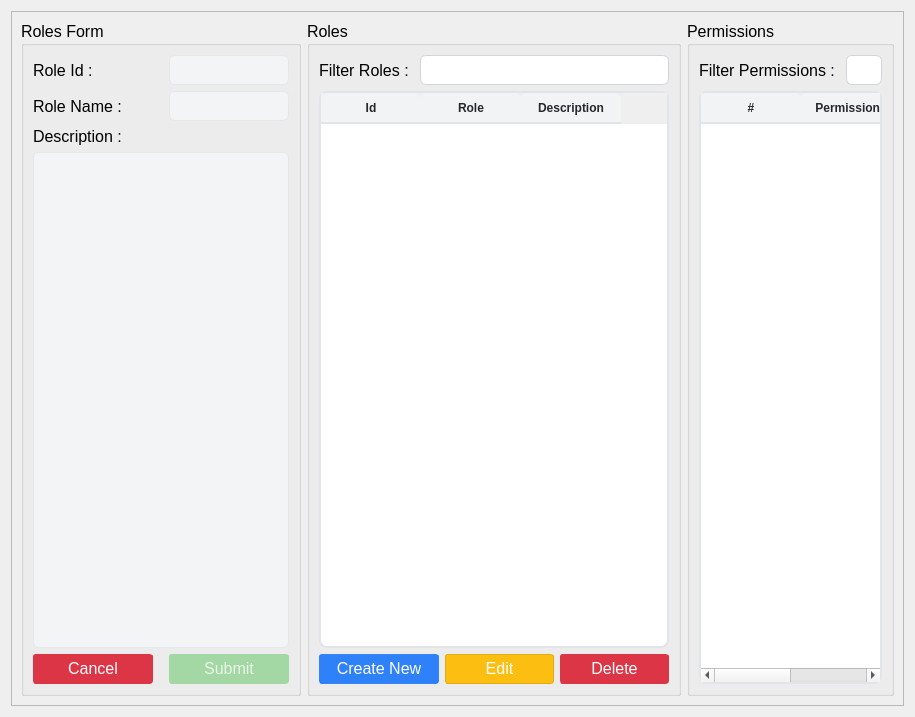
michael-halim/pos, file ui/role_permissions.ui: the form before one commit.
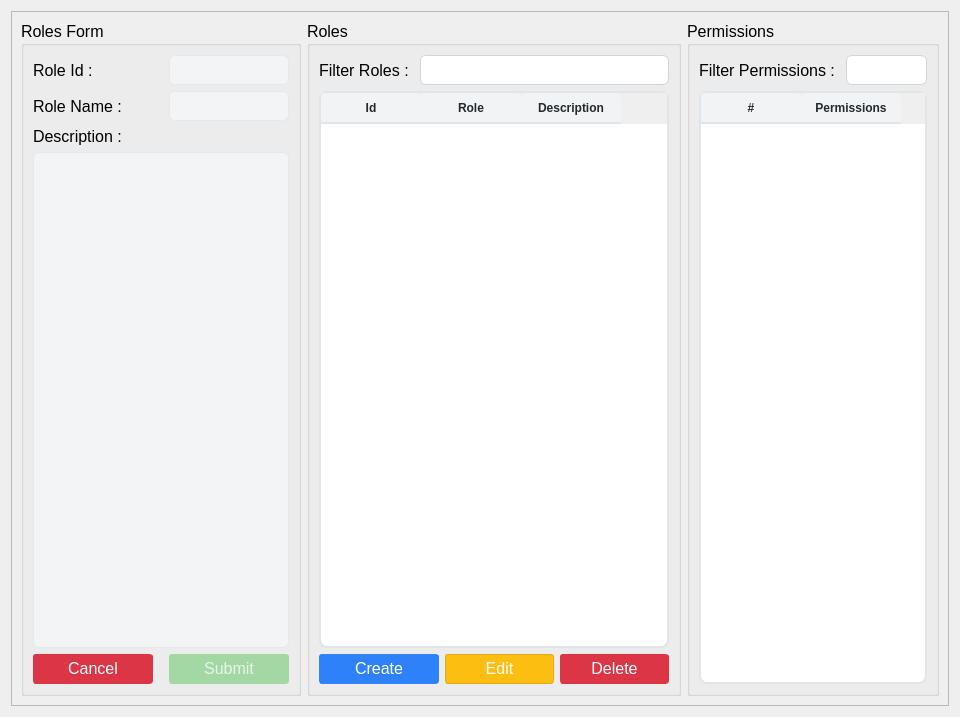
The form after the commit. Icons and pictures are not drawn.

```diff
--- a/ui/role_permissions.ui
+++ b/ui/role_permissions.ui
@@ -6,7 +6,7 @@
    <rect>
     <x>0</x>
     <y>0</y>
-    <width>915</width>
+    <width>960</width>
     <height>717</height>
    </rect>
   </property>
@@ -783,7 +783,7 @@
 }</string>
                    </property>
                    <property name="text">
-                    <string>Create New</string>
+                    <string>Create</string>
                    </property>
                    <property name="icon">
                     <iconset>
```
